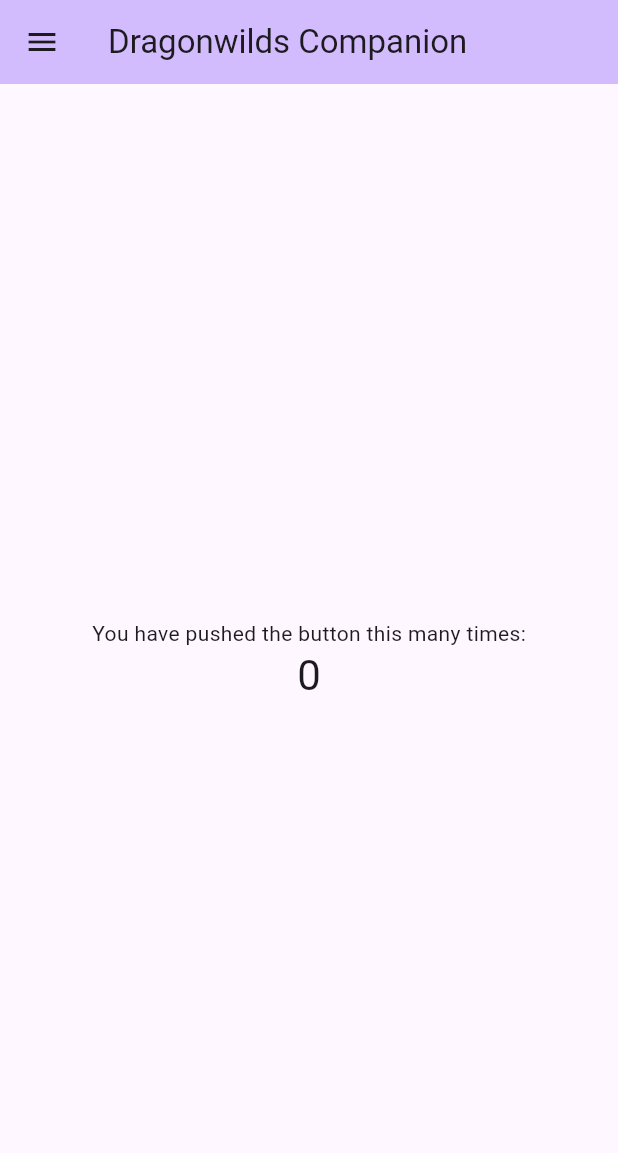
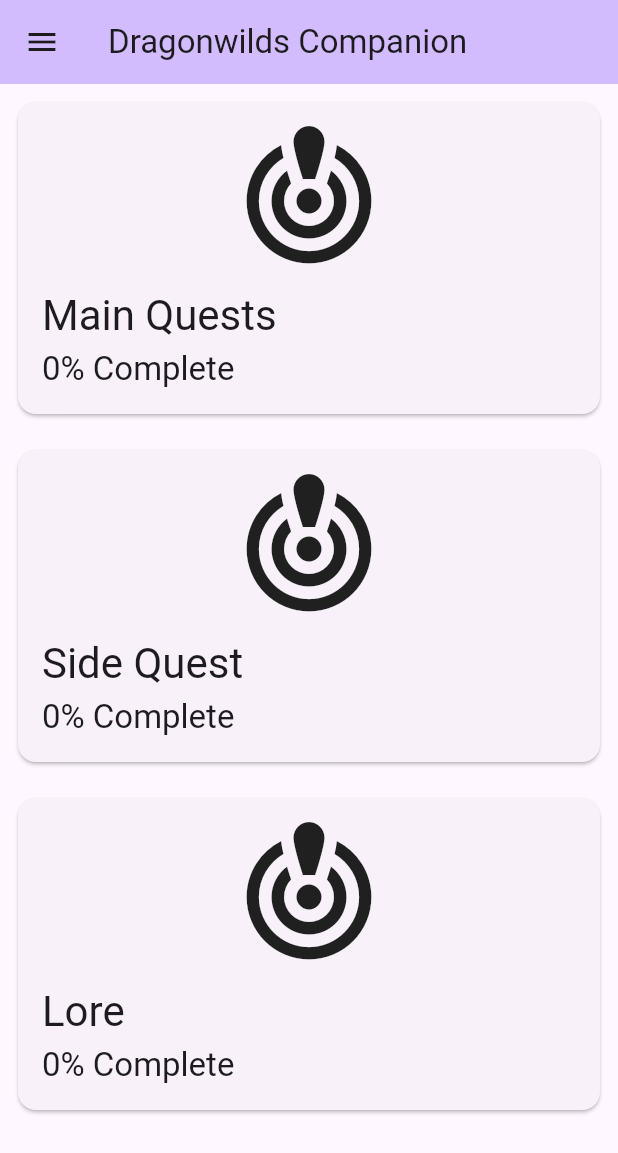
Before and after one commit to BradDoesCode/Rundex, a Flutter app: the screen it shows after launch, on a phone screen of 412 x 824 dp. Shown: the top 1153 px of the screen. Run offline on Flutter 3.47's test engine with Material 3 defaults, Android fonts, the light colour scheme and no system bars; our stand-ins replace flutter_riverpod, freezed_annotation, hive_flutter; accounts and stored records are empty.

Commit message:
Added progression cards

```diff
--- a/lib/classes/collectables/collectables.dart
+++ b/lib/classes/collectables/collectables.dart
@@ -58,6 +58,7 @@ sealed class Collectable with _$Collectable {
     @Default(Collection.none) Collection collection,
     String? location,
     String? region,
+    String? world,
     @Default(false) bool completed,
   }) = _Collectable;
 
--- /dev/null
+++ b/lib/classes/progression_sections/progression_sections.dart
@@ -0,0 +1,47 @@
+import 'package:flutter/material.dart';
+
+enum ProgressionSections { mainQuest, sideQuest, lore }
+
+extension ProgressionSectionsExtension on ProgressionSections {
+  String get title {
+    switch (this) {
+      case ProgressionSections.mainQuest:
+        return 'Main Quests';
+      case ProgressionSections.sideQuest:
+        return 'Side Quest';
+      case ProgressionSections.lore:
+        return 'Lore';
+    }
+  }
+
+  Widget get image {
+    switch (this) {
+      case ProgressionSections.mainQuest:
+        return Icon(
+          Icons.crisis_alert,
+          size: 100,
+        );
+      case ProgressionSections.sideQuest:
+        return Icon(
+          Icons.crisis_alert,
+          size: 100,
+        );
+      case ProgressionSections.lore:
+        return Icon(
+          Icons.crisis_alert,
+          size: 100,
+        );
+    }
+  }
+
+  String get subtitle {
+    switch (this) {
+      case ProgressionSections.mainQuest:
+        return '0% Complete';
+      case ProgressionSections.sideQuest:
+        return '0% Complete';
+      case ProgressionSections.lore:
+        return '0% Complete';
+    }
+  }
+}
--- a/lib/classes/quest/quest.dart
+++ b/lib/classes/quest/quest.dart
@@ -16,6 +16,7 @@ sealed class Quest with _$Quest {
     QuestType? type,
     String? location,
     String? region,
+    String? world,
     List<String>? rewards,
     List<Quest>? steps,
     @Default(false) bool completed,
--- a/lib/main.dart
+++ b/lib/main.dart
@@ -1,3 +1,4 @@
+import 'package:dragonwilds_companion/screens/home_screen.dart';
 import 'package:dragonwilds_companion/widgets/drawer.dart';
 import 'package:flutter/material.dart';
 import 'package:flutter_riverpod/flutter_riverpod.dart';
@@ -14,7 +15,6 @@
 
 class MyApp extends StatelessWidget {
   const MyApp({super.key});
-
   @override
   Widget build(BuildContext context) {
     return MaterialApp(
@@ -30,29 +30,14 @@
 
 class MyHomePage extends StatelessWidget {
   const MyHomePage({super.key});
-
   @override
   Widget build(BuildContext context) {
     return Scaffold(
-      appBar: AppBar(
-        backgroundColor: Theme.of(context).colorScheme.inversePrimary,
-        title: Text('Dragonwilds Companion'),
-      ),
-      drawer: DrawerMenu(),
-      body: Center(
-        child: Column(
-          mainAxisAlignment: MainAxisAlignment.center,
-          children: <Widget>[
-            const Text(
-              'You have pushed the button this many times:',
-            ),
-            Text(
-              '0',
-              style: Theme.of(context).textTheme.headlineMedium,
-            ),
-          ],
+        appBar: AppBar(
+          backgroundColor: Theme.of(context).colorScheme.inversePrimary,
+          title: Text('Dragonwilds Companion'),
         ),
-      ),
-    );
+        drawer: DrawerMenu(),
+        body: HomeScreen());
   }
 }
--- /dev/null
+++ b/lib/screens/home_screen.dart
@@ -0,0 +1,24 @@
+import 'package:dragonwilds_companion/classes/progression_sections/progression_sections.dart';
+import 'package:dragonwilds_companion/widgets/progress_card.dart';
+import 'package:flutter/material.dart';
+
+class HomeScreen extends StatelessWidget {
+  const HomeScreen({super.key});
+
+  @override
+  Widget build(BuildContext context) {
+    return Padding(
+      padding: const EdgeInsets.all(8.0),
+      child: ListView.separated(
+        separatorBuilder: (context, index) => SizedBox(height: 16),
+        itemCount: ProgressionSections.values.length,
+        itemBuilder: (context, index) => ProgressCard(
+          title: ProgressionSections.values[index].title,
+          subtitle: ProgressionSections.values[index].subtitle,
+          image: ProgressionSections.values[index].image,
+          onTap: () {},
+        ),
+      ),
+    );
+  }
+}
--- a/lib/widgets/drawer.dart
+++ b/lib/widgets/drawer.dart
@@ -43,7 +43,7 @@ class DrawerMenu extends StatelessWidget {
             Spacer(),
             ListTile(
               leading: const Icon(Icons.coffee),
-              title: const Text('Buy us a coffee'),
+              title: const Text('Buy us a nettle tea'),
               onTap: () {},
             ),
             Center(
--- /dev/null
+++ b/lib/widgets/progress_card.dart
@@ -0,0 +1,42 @@
+import 'package:flutter/material.dart';
+
+class ProgressCard extends StatelessWidget {
+  const ProgressCard(
+      {super.key,
+      required this.title,
+      required this.subtitle,
+      required this.image,
+      this.onTap});
+  final String title;
+  final String subtitle;
+  final Widget image;
+  final void Function()? onTap;
+
+  @override
+  Widget build(BuildContext context) {
+    return GestureDetector(
+      onTap: onTap,
+      child: Card(
+          child: Container(
+        padding: EdgeInsets.all(16.0),
+        child: Column(
+          mainAxisSize: MainAxisSize.min,
+          crossAxisAlignment: CrossAxisAlignment.start,
+          children: [
+            Center(child: image),
+            SizedBox(height: 8),
+            Text(
+              title,
+              style: Theme.of(context).textTheme.headlineMedium,
+            ),
+            SizedBox(height: 4),
+            Text(
+              subtitle,
+              style: Theme.of(context).textTheme.titleLarge,
+            ),
+          ],
+        ),
+      )),
+    );
+  }
+}
--- a/pubspec.yaml
+++ b/pubspec.yaml
@@ -67,9 +67,9 @@ flutter:
   uses-material-design: true
 
   # To add assets to your application, add an assets section, like this:
-  # assets:
-  #   - images/a_dot_burr.jpeg
-  #   - images/a_dot_ham.jpeg
+  assets:
+    - assets/quest.webp
+
 
   # An image asset can refer to one or more resolution-specific "variants", see
   # https://flutter.dev/to/resolution-aware-images
```
Also changed, not shown: assets/quest.webp (added), lib/classes/collectables/collectables.freezed.dart, lib/classes/collectables/collectables.g.dart, lib/classes/quest/quest.freezed.dart, lib/classes/quest/quest.g.dart.
